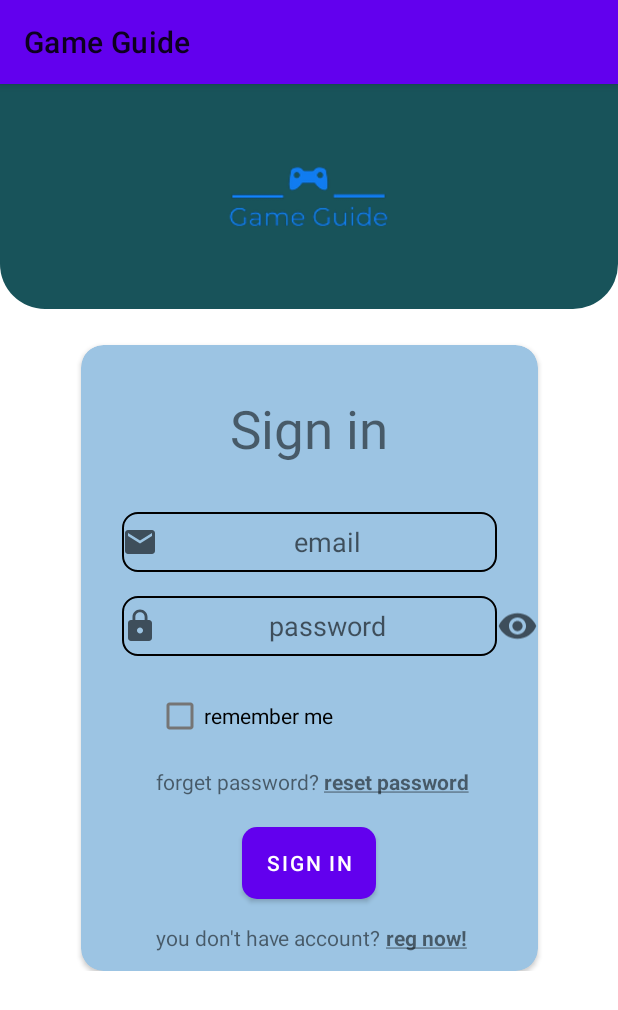
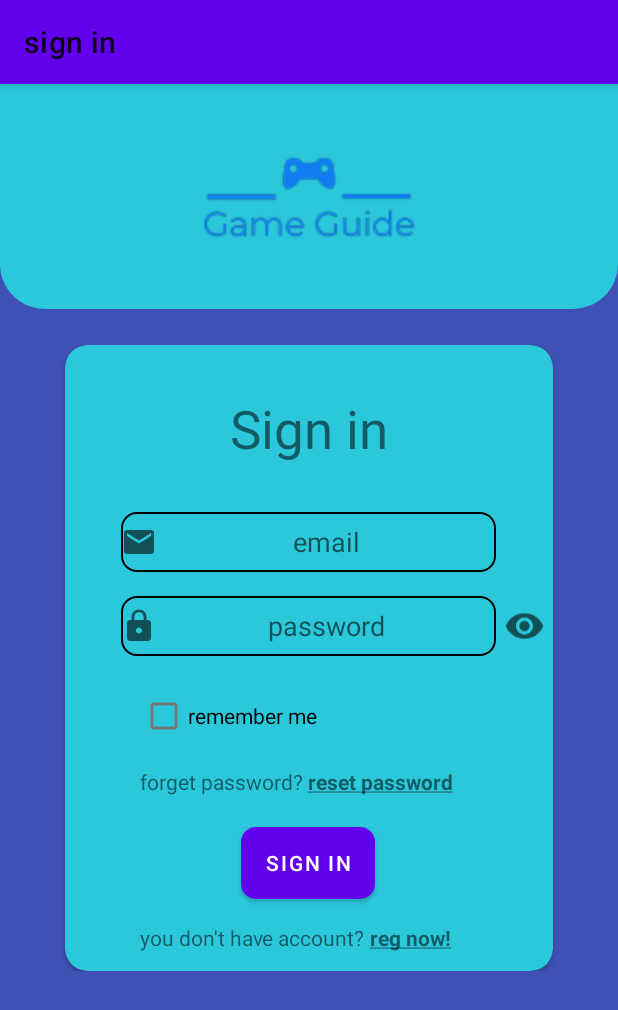
Before and after one commit to Tuwaiq-Jeddah-Kotlin-1/game-guide, an Android app: the screen it shows after launch (MainActivity), on a phone screen of 412 x 824 dp. Shown: the top 1010 px of the screen. Run offline under Robolectric (Android 15) with nearby library versions, the phone set to English and light mode, and no system bars; our stand-ins replace Firebase (no records; nobody signed in at launch, a user with empty details on screens opened directly), data binding, navigation-ui; 1 statement that could not run was skipped.

Commit message:
put the name of fragments in the action bar + changing colors of light mode

```diff
--- a/app/src/main/java/com/example/gameguide/enternce/Registration.kt
+++ b/app/src/main/java/com/example/gameguide/enternce/Registration.kt
@@ -9,6 +9,7 @@ import android.view.LayoutInflater
 import android.view.View
 import android.view.ViewGroup
 import android.widget.*
+import androidx.appcompat.app.AppCompatActivity
 import androidx.navigation.findNavController
 import androidx.navigation.fragment.findNavController
 import com.example.gameguide.R
@@ -40,6 +41,9 @@ class Registration : Fragment() {
 
     override fun onViewCreated(view: View, savedInstanceState: Bundle?) {
         super.onViewCreated(view, savedInstanceState)
+
+        (requireActivity() as AppCompatActivity).supportActionBar?.title = getString(R.string.ab_registration)
+
 
         binding.ivRegisterVisiPass.setOnClickListener {
             mIsShowPass = !mIsShowPass
--- a/app/src/main/java/com/example/gameguide/enternce/SignIn.kt
+++ b/app/src/main/java/com/example/gameguide/enternce/SignIn.kt
@@ -11,6 +11,7 @@ import android.view.LayoutInflater
 import android.view.View
 import android.view.ViewGroup
 import android.widget.*
+import androidx.appcompat.app.AppCompatActivity
 import androidx.navigation.findNavController
 import androidx.navigation.fragment.findNavController
 import com.example.gameguide.R
@@ -43,6 +44,8 @@ class SignIn : Fragment() {
 
     override fun onViewCreated(view: View, savedInstanceState: Bundle?) {
         super.onViewCreated(view, savedInstanceState)
+
+        (requireActivity() as AppCompatActivity).supportActionBar?.title = getString(R.string.ab_sign)
 
         sharedPreference = this.requireActivity().getSharedPreferences("prefence", Context.MODE_PRIVATE)
         isRemember = sharedPreference.getBoolean("CHECKBOX", false)
--- a/app/src/main/java/com/example/gameguide/gameDetails/GameDetailsPage.kt
+++ b/app/src/main/java/com/example/gameguide/gameDetails/GameDetailsPage.kt
@@ -10,6 +10,7 @@ import android.view.LayoutInflater
 import android.view.View
 import android.view.ViewGroup
 import android.widget.Toast
+import androidx.appcompat.app.AppCompatActivity
 import androidx.lifecycle.ViewModelProvider
 import androidx.navigation.fragment.navArgs
 import coil.load
@@ -42,6 +43,8 @@ private val args: GameDetailsPageArgs by navArgs()
     @SuppressLint("UseCompatLoadingForDrawables")
     override fun onViewCreated(view: View, savedInstanceState: Bundle?) {
         super.onViewCreated(view, savedInstanceState)
+        (requireActivity() as AppCompatActivity).supportActionBar?.title = getString(R.string.ab_game_details)
+
         val id = args.currentGame.id
         loadGameDetails(id)
     }
--- a/app/src/main/java/com/example/gameguide/homepage/Homepage.kt
+++ b/app/src/main/java/com/example/gameguide/homepage/Homepage.kt
@@ -5,9 +5,11 @@ import android.util.Log
 import android.view.LayoutInflater
 import android.view.View
 import android.view.ViewGroup
+import androidx.appcompat.app.AppCompatActivity
 import androidx.fragment.app.Fragment
 import androidx.lifecycle.ViewModelProvider
 import androidx.recyclerview.widget.StaggeredGridLayoutManager
+import com.example.gameguide.R
 import com.example.gameguide.databinding.FragmentHomepageBinding
 
 
@@ -32,6 +34,8 @@ class Homepage : Fragment() {
 
     override fun onViewCreated(view: View, savedInstanceState: Bundle?) {
         super.onViewCreated(view, savedInstanceState)
+
+        (requireActivity() as AppCompatActivity).supportActionBar?.title = getString(R.string.ab_home)
 
         binding.tvHomePnum.text = i.toString()
 
--- a/app/src/main/java/com/example/gameguide/profile/ProfilePage.kt
+++ b/app/src/main/java/com/example/gameguide/profile/ProfilePage.kt
@@ -13,6 +13,7 @@ import android.widget.Button
 import android.widget.EditText
 import android.widget.Toast
 import androidx.appcompat.app.AlertDialog
+import androidx.appcompat.app.AppCompatActivity
 import androidx.appcompat.app.AppCompatDelegate
 import androidx.appcompat.app.AppCompatDelegate.MODE_NIGHT_NO
 import androidx.appcompat.app.AppCompatDelegate.MODE_NIGHT_YES
@@ -51,6 +52,9 @@ class ProfilePage : Fragment() {
     }
 
     override fun onViewCreated(view: View, savedInstanceState: Bundle?) {
+
+        (requireActivity() as AppCompatActivity).supportActionBar?.title = getString(R.string.ab_profile)
+
         loadData()
         getUserInfo()
         setting = SettingUtil(requireContext())
--- a/app/src/main/java/com/example/gameguide/searchpage/SearchPage.kt
+++ b/app/src/main/java/com/example/gameguide/searchpage/SearchPage.kt
@@ -7,6 +7,7 @@ import android.util.Log
 import android.view.*
 import android.widget.SearchView
 import android.widget.Toast
+import androidx.appcompat.app.AppCompatActivity
 import androidx.fragment.app.Fragment
 import androidx.lifecycle.ViewModelProvider
 import androidx.recyclerview.widget.StaggeredGridLayoutManager
@@ -20,6 +21,8 @@ class SearchPage : Fragment() {
         ViewModelProvider(this)[SearchVM::class.java]
     }
 
+
+
     override fun onCreateView(
         inflater: LayoutInflater, container: ViewGroup?,
         savedInstanceState: Bundle?
@@ -30,6 +33,8 @@ class SearchPage : Fragment() {
     }
     override fun onViewCreated(view: View, savedInstanceState: Bundle?) {
         super.onViewCreated(view, savedInstanceState)
+        (requireActivity() as AppCompatActivity).supportActionBar?.title = getString(R.string.ab_search)
+
         setHasOptionsMenu(true)
         binding.rvSgame.layoutManager = StaggeredGridLayoutManager(
             1,
--- a/app/src/main/res/layout/fragment_favourite_page.xml
+++ b/app/src/main/res/layout/fragment_favourite_page.xml
@@ -18,7 +18,7 @@
             android:layout_height="0dp"
             android:layout_marginStart="8dp"
             android:layout_marginEnd="8dp"
-            app:cardBackgroundColor="@color/blue"
+            app:cardBackgroundColor="#2BC7DA"
             app:cardCornerRadius="15dp"
             app:layout_constraintBottom_toBottomOf="parent"
             app:layout_constraintEnd_toEndOf="parent"
--- a/app/src/main/res/layout/fragment_game_details.xml
+++ b/app/src/main/res/layout/fragment_game_details.xml
@@ -19,7 +19,7 @@
             android:layout_height="0dp"
             android:layout_marginStart="8dp"
             android:layout_marginEnd="8dp"
-            app:cardBackgroundColor="@color/blue"
+            app:cardBackgroundColor="#2BC7DA"
             app:cardCornerRadius="15dp"
             app:layout_constraintBottom_toBottomOf="parent"
             app:layout_constraintEnd_toEndOf="parent"
--- a/app/src/main/res/layout/fragment_homepage.xml
+++ b/app/src/main/res/layout/fragment_homepage.xml
@@ -25,7 +25,7 @@
             android:layout_height="0dp"
             android:layout_marginStart="8dp"
             android:layout_marginEnd="8dp"
-            app:cardBackgroundColor="@color/blue"
+            app:cardBackgroundColor="#2BC7DA"
             app:cardCornerRadius="15dp"
             app:layout_constraintBottom_toTopOf="@+id/guideline2"
             app:layout_constraintEnd_toEndOf="parent"
--- a/app/src/main/res/layout/fragment_profile.xml
+++ b/app/src/main/res/layout/fragment_profile.xml
@@ -23,7 +23,7 @@
                 android:layout_width="match_parent"
                 android:layout_height="150dp"
                 android:background="@drawable/frm_corners"
-                android:backgroundTint="#18535A"
+                android:backgroundTint="#2BC7DA"
                 app:layout_constraintEnd_toEndOf="parent"
                 app:layout_constraintStart_toStartOf="parent"
                 app:layout_constraintTop_toTopOf="parent">
@@ -42,10 +42,10 @@
                 android:layout_width="wrap_content"
                 android:layout_height="wrap_content"
                 android:layout_marginTop="16dp"
+                app:cardBackgroundColor="#2BC7DA"
                 app:cardCornerRadius="3dp"
                 app:cardElevation="4dp"
                 app:cardMaxElevation="6dp"
-                app:cardBackgroundColor="@color/blue"
                 app:layout_constraintEnd_toEndOf="parent"
                 app:layout_constraintStart_toStartOf="parent"
                 app:layout_constraintTop_toBottomOf="@+id/profileFrameLayout">
@@ -134,10 +134,10 @@
                 android:layout_height="227dp"
                 android:layout_marginTop="16dp"
                 android:layout_marginBottom="16dp"
+                app:cardBackgroundColor="#2BC7DA"
                 app:cardCornerRadius="3dp"
                 app:cardElevation="4dp"
                 app:cardMaxElevation="6dp"
-                app:cardBackgroundColor="@color/blue"
                 app:layout_constraintBottom_toBottomOf="parent"
                 app:layout_constraintEnd_toEndOf="parent"
                 app:layout_constraintHorizontal_bias="0.5"
--- a/app/src/main/res/layout/fragment_search_page.xml
+++ b/app/src/main/res/layout/fragment_search_page.xml
@@ -18,7 +18,7 @@
             android:layout_height="0dp"
             android:layout_marginStart="8dp"
             android:layout_marginEnd="8dp"
-            app:cardBackgroundColor="@color/blue"
+            app:cardBackgroundColor="#2BC7DA"
             app:cardCornerRadius="15dp"
             app:layout_constraintBottom_toBottomOf="parent"
             app:layout_constraintEnd_toEndOf="parent"
--- a/app/src/main/res/layout/fragment_sign_in.xml
+++ b/app/src/main/res/layout/fragment_sign_in.xml
@@ -9,28 +9,30 @@
 
     <ScrollView
         android:layout_width="match_parent"
-        android:layout_height="wrap_content"
+        android:layout_height="match_parent"
+        android:background="#3F51B5"
         tools:context=".enternce.SignIn">
 
 
         <androidx.constraintlayout.widget.ConstraintLayout
             android:layout_width="match_parent"
-            android:layout_height="wrap_content">
+            android:layout_height="wrap_content"
+            android:background="#3F51B5">
 
             <FrameLayout
                 android:id="@+id/signInFrameLayout"
                 android:layout_width="match_parent"
                 android:layout_height="150dp"
                 android:background="@drawable/frm_corners"
-                android:backgroundTint="#18535A"
+                android:backgroundTint="#2BC7DA"
                 app:layout_constraintEnd_toEndOf="parent"
                 app:layout_constraintStart_toStartOf="parent"
                 app:layout_constraintTop_toTopOf="parent">
 
                 <ImageView
                     android:id="@+id/ivSignInLogo"
-                    android:layout_width="150dp"
-                    android:layout_height="wrap_content"
+                    android:layout_width="200dp"
+                    android:layout_height="200dp"
                     android:layout_gravity="center"
                     android:src="@drawable/ic_logo_" />
             </FrameLayout>
@@ -43,7 +45,7 @@
                 android:layout_marginStart="8dp"
                 android:layout_marginTop="24dp"
                 android:layout_marginEnd="8dp"
-                app:cardBackgroundColor="@color/blue"
+                app:cardBackgroundColor="#2BC7DA"
                 app:cardCornerRadius="15dp"
                 app:layout_constraintBottom_toBottomOf="parent"
                 app:layout_constraintEnd_toEndOf="parent"
@@ -72,6 +74,7 @@
                         android:layout_width="250dp"
                         android:layout_height="40dp"
                         android:layout_marginTop="32dp"
+                        android:autofillHints="emailAddress"
                         android:background="@drawable/edit_shape"
                         android:drawableStart="@drawable/ic_baseline_email"
                         android:ems="10"
@@ -81,14 +84,14 @@
                         app:layout_constraintEnd_toEndOf="parent"
                         app:layout_constraintHorizontal_bias="0.497"
                         app:layout_constraintStart_toStartOf="parent"
-                        app:layout_constraintTop_toBottomOf="@+id/tvSignIn"
-                        android:autofillHints="emailAddress" />
+                        app:layout_constraintTop_toBottomOf="@+id/tvSignIn" />
 
                     <EditText
                         android:id="@+id/etSignInPassword"
                         android:layout_width="250dp"
                         android:layout_height="40dp"
                         android:layout_marginTop="16dp"
+                        android:autofillHints="password"
                         android:background="@drawable/edit_shape"
                         android:drawableStart="@drawable/ic_baseline_lock"
                         android:ems="10"
@@ -98,8 +101,7 @@
                         app:layout_constraintEnd_toEndOf="parent"
                         app:layout_constraintHorizontal_bias="0.497"
                         app:layout_constraintStart_toStartOf="parent"
-                        app:layout_constraintTop_toBottomOf="@+id/etSignInEmail"
-                        android:autofillHints="password" />
+                        app:layout_constraintTop_toBottomOf="@+id/etSignInEmail" />
 
                     <CheckBox
                         android:id="@+id/cbSignInRememberMe"
@@ -172,8 +174,11 @@
                         android:id="@+id/ivSignInVisible"
                         android:layout_width="27dp"
                         android:layout_height="45dp"
+                        android:layout_marginStart="5dp"
+                        android:layout_marginEnd="5dp"
                         android:src="@drawable/ic_baseline_visibility"
                         app:layout_constraintBottom_toBottomOf="@+id/etSignInPassword"
+                        app:layout_constraintEnd_toEndOf="parent"
                         app:layout_constraintStart_toEndOf="@+id/etSignInPassword"
                         app:layout_constraintTop_toTopOf="@+id/etSignInPassword" />
                 </androidx.constraintlayout.widget.ConstraintLayout>
--- a/app/src/main/res/navigation/nav.xml
+++ b/app/src/main/res/navigation/nav.xml
@@ -8,7 +8,6 @@
     <fragment
         android:id="@+id/signIn"
         android:name="com.example.gameguide.enternce.SignIn"
-        android:label="@string/nav_game_guide"
         tools:layout="@layout/fragment_sign_in" >
         <action
             android:id="@+id/action_signIn_to_registration"
@@ -36,7 +35,6 @@
     <fragment
         android:id="@+id/homepage"
         android:name="com.example.gameguide.homepage.Homepage"
-        android:label="@string/nav_homepage"
         tools:layout="@layout/fragment_homepage" >
         <action
             android:id="@+id/action_homepage_to_gameDetails"
@@ -45,7 +43,6 @@
     <fragment
         android:id="@+id/registration"
         android:name="com.example.gameguide.enternce.Registration"
-        android:label="@string/nav_reg"
         tools:layout="@layout/fragment_registration" >
         <action
             android:id="@+id/action_registration_to_signIn"
@@ -60,7 +57,6 @@
     <fragment
         android:id="@+id/favouritePage"
         android:name="com.example.gameguide.favourite.FavouritePage"
-        android:label="@string/nav_favourite"
         tools:layout="@layout/fragment_favourite_page" >
         <action
             android:id="@+id/action_favouritePage_to_gameDetails"
@@ -69,7 +65,6 @@
     <fragment
         android:id="@+id/profileFragment"
         android:name="com.example.gameguide.profile.ProfilePage"
-        android:label="@string/nav_profile"
         tools:layout="@layout/fragment_profile" >
         <action
             android:id="@+id/action_profileFragment_to_signIn"
@@ -78,8 +73,7 @@
     </fragment>
     <fragment
         android:id="@+id/gameDetails"
-        android:name="com.example.gameguide.gameDetails.GameDetailsPage"
-        android:label="@string/nav_game_details" >
+        android:name="com.example.gameguide.gameDetails.GameDetailsPage">
         <argument
             android:name="currentGame"
             app:argType="com.example.gameguide.GameData" />
@@ -88,7 +82,6 @@
     <fragment
         android:id="@+id/searchPage"
         android:name="com.example.gameguide.searchpage.SearchPage"
-        android:label="fragment_search_page"
         tools:layout="@layout/fragment_search_page" >
         <action
             android:id="@+id/action_searchPage_to_gameDetails"
```
Also changed, not shown: app/src/main/java/com/example/gameguide/favourite/FavouritePage.kt (+10 -6 lines), app/src/main/res/values/strings.xml (+7 -0 lines), 1 other file.
